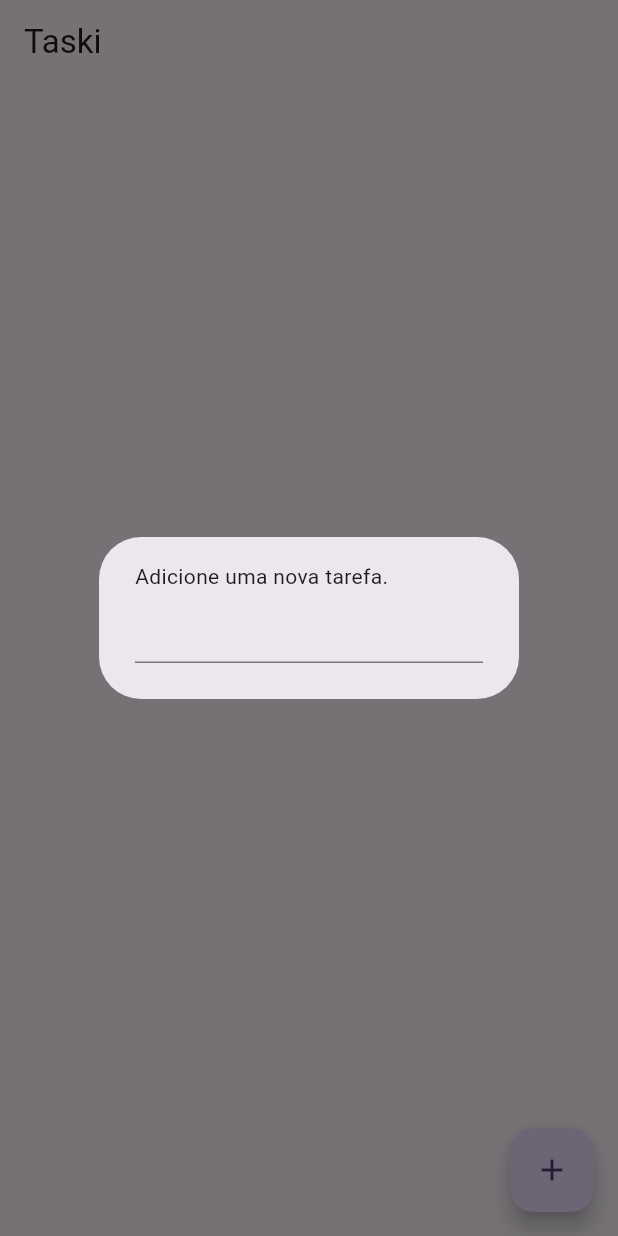
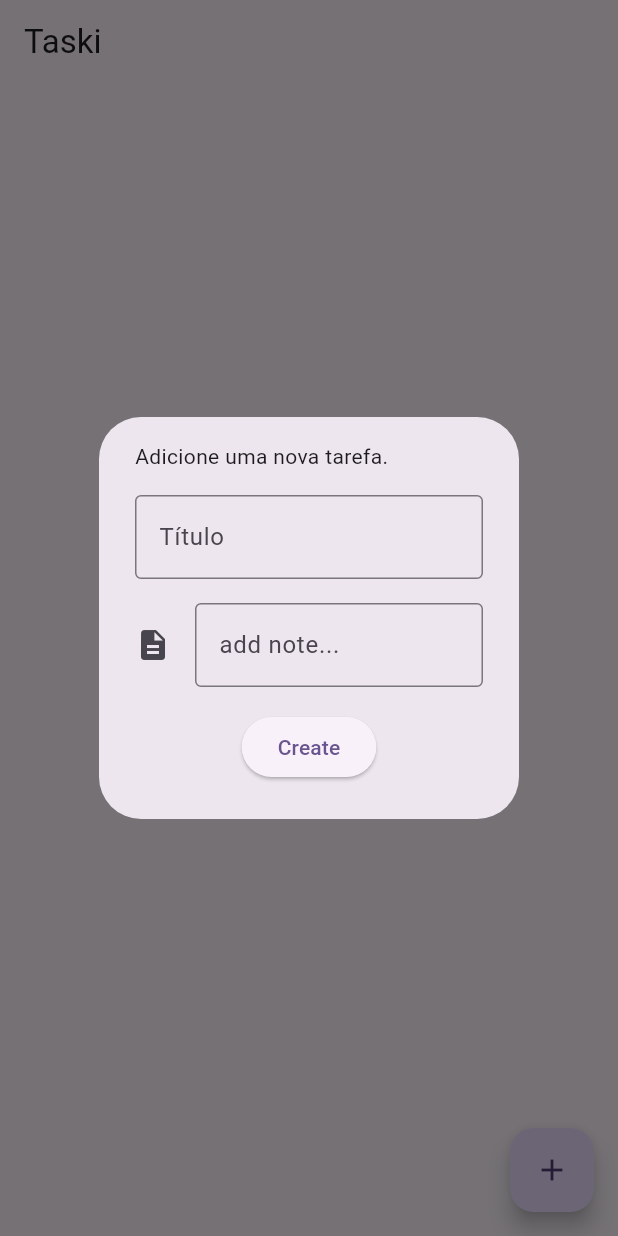
Before and after one commit to Lets-DavIt/app-tasks-challenge, a Flutter app: the screen it shows after launch, after a tap on the "add" icon, on a phone screen of 412 x 824 dp. Run offline on Flutter 3.47's test engine with Material 3 defaults, Android fonts, the phone set to English and light mode, and no system bars; our stand-ins replace dio, freezed_annotation, result_dart, shared_preferences; missing offline and left inert: lucid_validation.

Commit message:
add: addTaskScreen

```diff
--- a/lib/core/commands/commands.dart
+++ b/lib/core/commands/commands.dart
@@ -5,7 +5,7 @@ import 'package:result_dart/result_dart.dart';
 typedef CommandAction0<Output extends Object> = Future<Result<Output>>
     Function();
 
-//Command 1 não possui parametros de entrada
+//Command 1 possui parametros de entrada
 typedef CommandAction1<Output extends Object, Input extends Object>
     = Future<Result<Output>> Function(Input);
 
--- a/lib/domain/models/task.dart
+++ b/lib/domain/models/task.dart
@@ -1,7 +1,7 @@
 class Task {
-  int id;
+  int? id;
   String title;
   String description;
 
-  Task({required this.id, required this.title, required this.description});
+  Task({this.id, required this.title, required this.description});
 }
--- a/lib/ui/tasks/viewmodels/tasks_viewmodel.dart
+++ b/lib/ui/tasks/viewmodels/tasks_viewmodel.dart
@@ -35,12 +35,16 @@ class TasksViewModel extends ChangeNotifier {
   Future<Result<Task>> _addTask(Task params) async {
     final lastTaskIndex = _tasks.length;
 
+    await Future.delayed(const Duration(seconds: 1));
+
     final createTask = Task(
-        id: lastTaskIndex,
+        id: lastTaskIndex + 1,
         title: params.title,
         description: params.description);
 
     _tasks.add(createTask);
+
+    notifyListeners();
 
     return Success(createTask);
   }
--- a/lib/ui/tasks/widgets/add_task_widget.dart
+++ b/lib/ui/tasks/widgets/add_task_widget.dart
@@ -1,8 +1,12 @@
+import 'package:app_tasks_challenge/domain/models/task.dart';
+import 'package:app_tasks_challenge/ui/tasks/viewmodels/tasks_viewmodel.dart';
 import 'package:flutter/material.dart';
 
 class AddTaskWidget extends StatefulWidget {
+  final TasksViewModel viewModel;
   const AddTaskWidget({
     super.key,
+    required this.viewModel,
   });
 
   @override
@@ -11,6 +15,64 @@ class AddTaskWidget extends StatefulWidget {
 
 class _AddTaskWidgetState extends State<AddTaskWidget> {
   final _formKey = GlobalKey<FormState>();
+  late final TextEditingController nameController = TextEditingController();
+  late final TextEditingController descriptionController =
+      TextEditingController();
+
+  final SizedBox verticalGap = const SizedBox(
+    height: 16,
+  );
+
+  @override
+  void initState() {
+    widget.viewModel.addTask.addListener(_onResult);
+    super.initState();
+  }
+
+  void _onResult() {
+    if (widget.viewModel.addTask.running) {
+      showDialog(
+        barrierDismissible: false,
+        context: context,
+        builder: (context) {
+          return const IntrinsicHeight(
+            child: Center(
+              child: CircularProgressIndicator(),
+            ),
+          );
+        },
+      );
+    } else {
+      if (widget.viewModel.addTask.completed) {
+        Navigator.pop(context);
+        Navigator.pop(context);
+        ScaffoldMessenger.of(context).showSnackBar(
+          const SnackBar(
+            backgroundColor: Colors.green,
+            content: Text('Tarefa adicionada com sucesso!'),
+          ),
+        );
+      }
+      if (widget.viewModel.addTask.completed) {
+        Navigator.pop(context);
+        Navigator.pop(context);
+        ScaffoldMessenger.of(context).showSnackBar(
+          const SnackBar(
+            backgroundColor: Colors.red,
+            content: Text('Ocorreu um erro ao adicionar a tarefa.'),
+          ),
+        );
+      }
+    }
+  }
+
+  @override
+  void dispose() {
+    nameController.dispose();
+    descriptionController.dispose();
+    widget.viewModel.addTask.removeListener(_onResult);
+    super.dispose();
+  }
 
   @override
   Widget build(BuildContext context) {
@@ -23,7 +85,49 @@ class _AddTaskWidgetState extends State<AddTaskWidget> {
               const Row(
                 children: [Text('Adicione uma nova tarefa.')],
               ),
-              TextFormField()
+              verticalGap,
+              TextFormField(
+                controller: nameController,
+                decoration: const InputDecoration(
+                  hintText: 'Digite o título',
+                  border: OutlineInputBorder(),
+                  label: Text('Título'),
+                ),
+                validator: (value) {
+                  if (value == null || value.isEmpty) {
+                    return 'Por favor, insira um título.';
+                  }
+                  return null;
+                },
+              ),
+              verticalGap,
+              TextFormField(
+                controller: descriptionController,
+                decoration: const InputDecoration(
+                  hintText: 'add note...',
+                  border: OutlineInputBorder(),
+                  icon: Icon(Icons.description),
+                ),
+                validator: (value) {
+                  if (value == null || value.isEmpty) {
+                    return 'Por favor, insira a descrição.';
+                  }
+                  return null;
+                },
+              ),
+              verticalGap,
+              ElevatedButton(
+                onPressed: () {
+                  if (_formKey.currentState!.validate()) {
+                    var task = Task(
+                      title: nameController.text,
+                      description: nameController.text,
+                    );
+                    widget.viewModel.addTask.execute(task);
+                  }
+                },
+                child: const Text('Create'),
+              ),
             ],
           ),
         ),
--- a/lib/ui/tasks/widgets/tasks_screen.dart
+++ b/lib/ui/tasks/widgets/tasks_screen.dart
@@ -39,7 +39,9 @@ class TasksScreen extends StatelessWidget {
           showDialog(
             context: context,
             builder: (context) {
-              return AddTaskWidget();
+              return AddTaskWidget(
+                viewModel: viewModel,
+              );
             },
           );
         },
```
